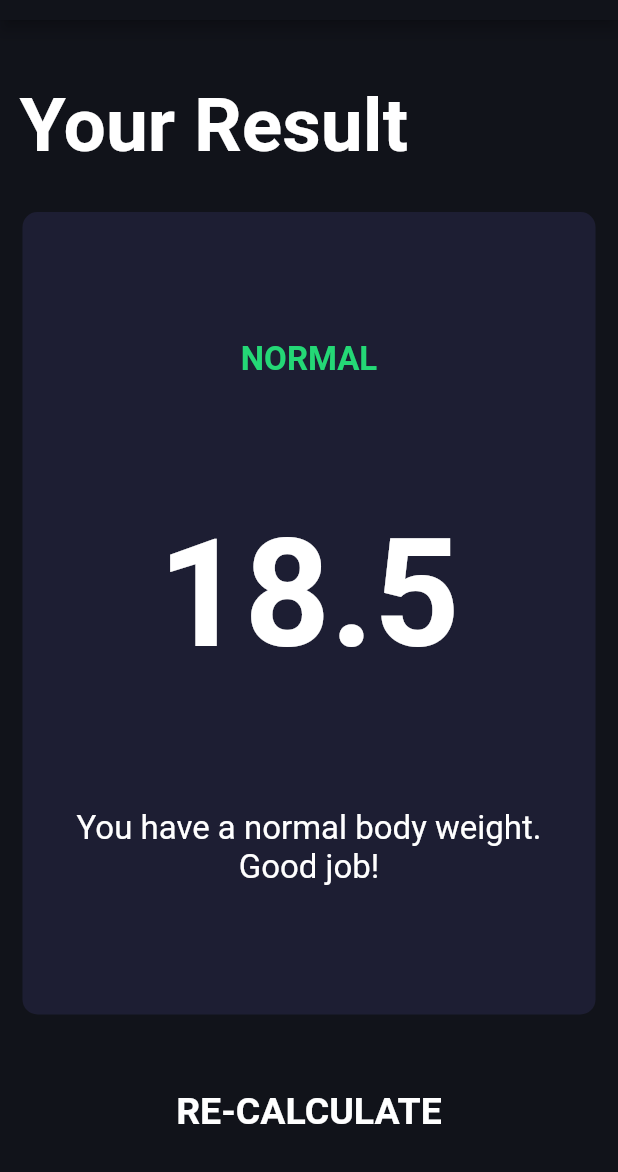
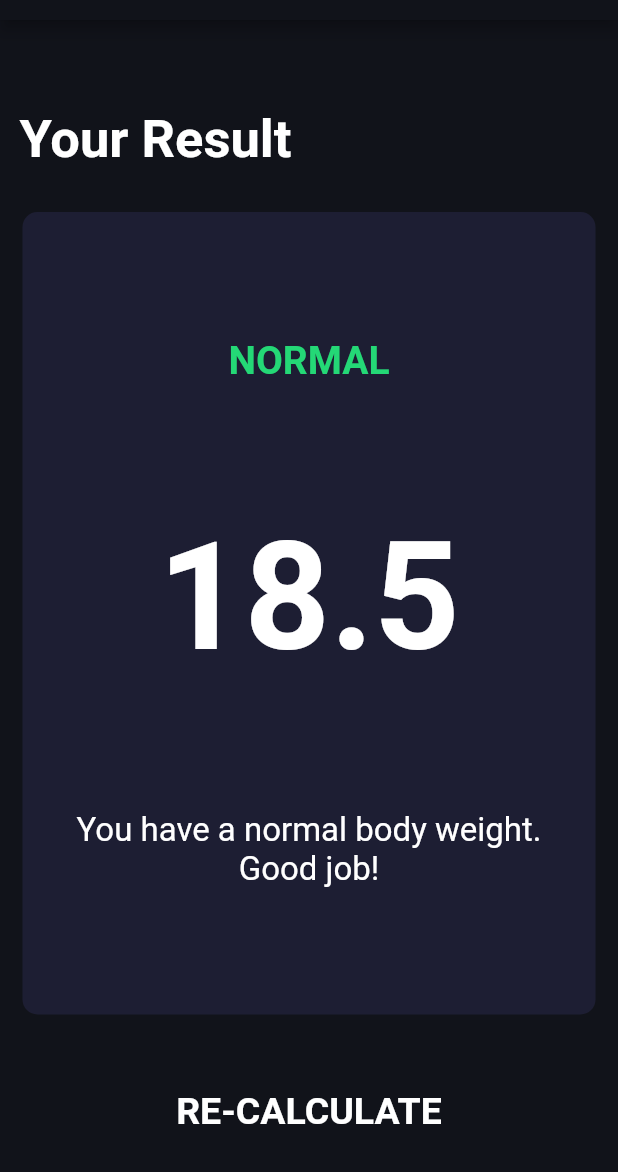
Before and after one commit to Er-Nilesh-kr/BMI-Calculator, a Flutter app: the screen it shows after launch, after a tap on "CALCULATE", on a phone screen of 412 x 824 dp, the part 64-1236 px from its top. Run offline on Flutter 3.47's test engine with Material 2 defaults, Android fonts, the phone set to English and light mode, and no system bars; our stand-ins replace font_awesome_flutter.

Commit message:
Modify widget style

```diff
--- a/lib/components/constants.dart
+++ b/lib/components/constants.dart
@@ -5,7 +5,6 @@ import 'package:flutter/material.dart';
 const kbottomContainerHeight = 80.0;
 const kactiveCardColour = Color(0xFF1D1E33);
 const kinactiveCardColour = Color(0xFF111328);
-const kbottomContainerColour = Color(0xFF330066);
 
 const klabelTextStyle = TextStyle(
   fontSize: 18.0,
@@ -23,13 +22,13 @@ const kLargeButtonTextStyle = TextStyle(
 );
 
 const kTitleTextStyle = TextStyle(
-  fontSize: 50.0,
+  fontSize: 35.0,
   fontWeight: FontWeight.bold,
 );
 
 const kResultTextStyle = TextStyle(
   color: Color(0xFF24D876),
-  fontSize: 22.0,
+  fontSize: 26.0,
   fontWeight: FontWeight.bold,
 );
 
```
